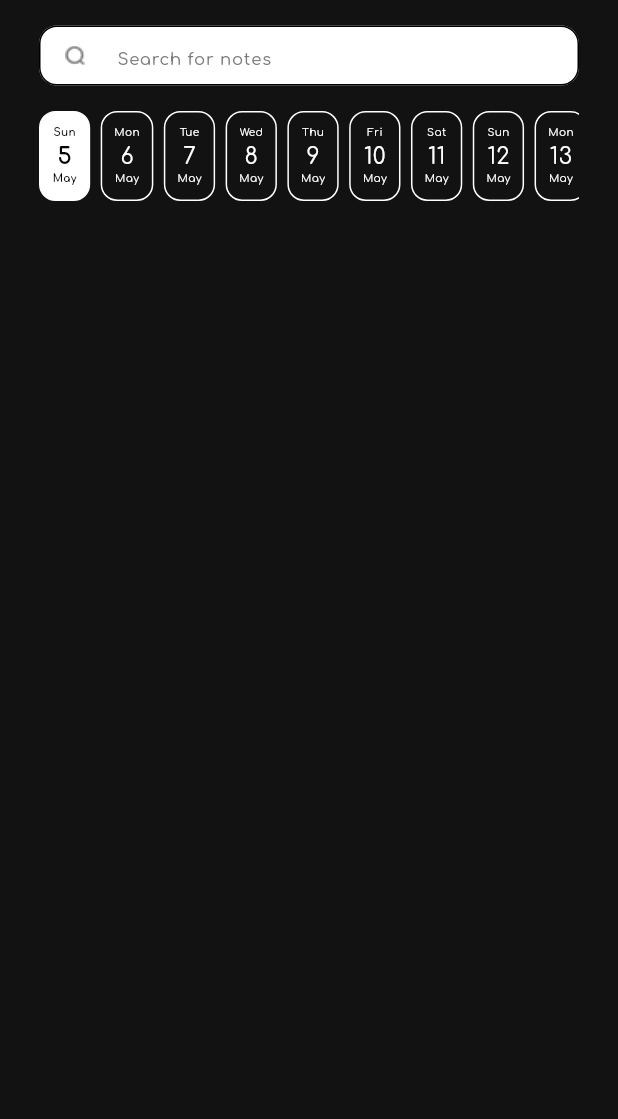
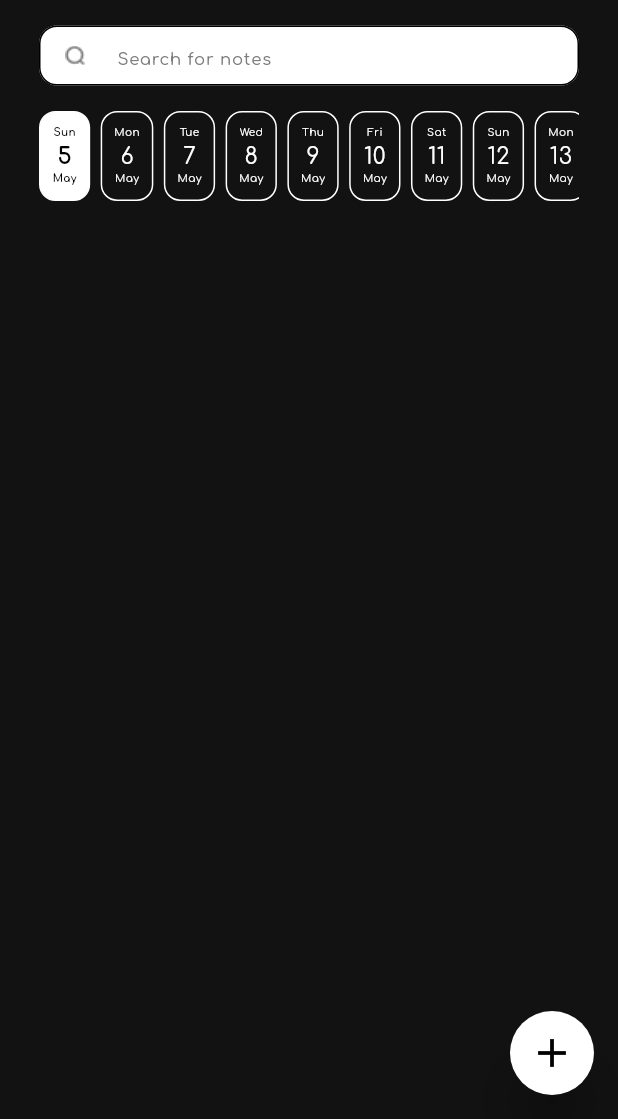
Before and after one commit to As-tra/memo_mate, a Flutter app: the screen it shows after launch, on a phone screen of 412 x 824 dp, the part 117-1236 px from its top. Run offline on Flutter 3.47's test engine with Material 3 defaults, Android fonts, the phone set to English and light mode, and no system bars; our stand-ins replace flutter_bloc.

Commit message:
add the floating action button

```diff
--- a/lib/views/home_view.dart
+++ b/lib/views/home_view.dart
@@ -8,8 +8,8 @@ class HomeView extends StatelessWidget {
 
   @override
   Widget build(BuildContext context) {
-    return const Scaffold(
-      body: Padding(
+    return Scaffold(
+      body: const Padding(
         padding: EdgeInsets.symmetric(
           horizontal: 26,
           vertical: 32,
@@ -24,6 +24,18 @@ class HomeView extends StatelessWidget {
           ],
         ),
       ),
+      floatingActionButton: FloatingActionButton(
+        shape: const CircleBorder(),
+        backgroundColor: Colors.white,
+        hoverColor: const Color(0xFFFBBC18),
+        elevation: 16,
+        child: const Icon(
+          Icons.add,
+          color: Colors.black,
+          size: 32,
+        ),
+        onPressed: () {},
+      ),
     );
   }
 }
```
